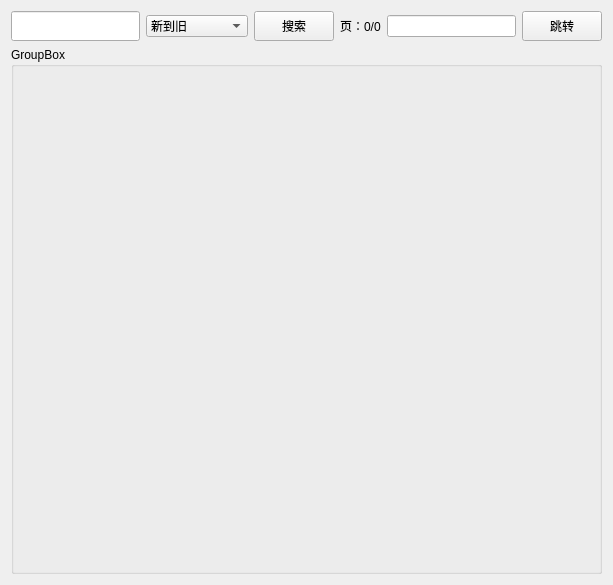
This is ui/search.ui in tonquer/picacg-qt as Qt 5 draws it before an edit. The edited form follows.
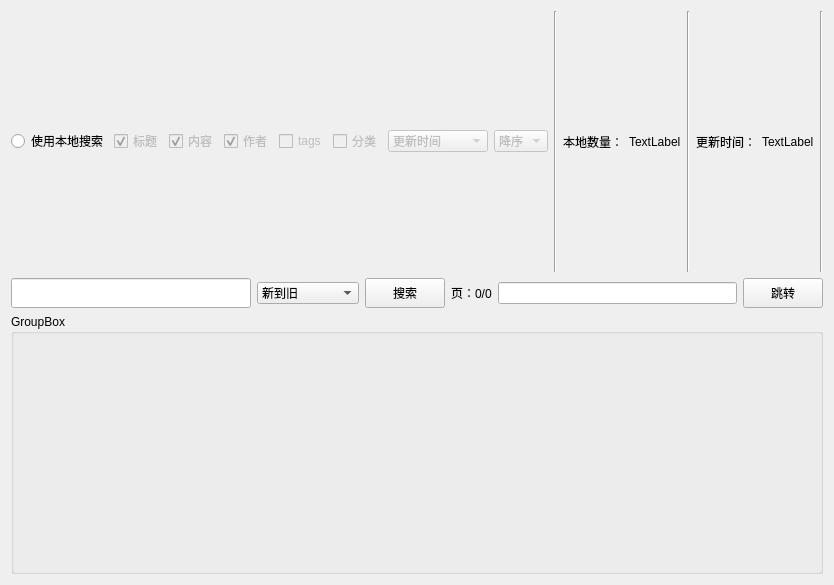
This is the edited form. Custom widgets are drawn as their Qt base class.

```diff
--- a/ui/search.ui
+++ b/ui/search.ui
@@ -14,7 +14,7 @@
    <string>Form</string>
   </property>
   <layout class="QGridLayout" name="gridLayout_2">
-   <item row="1" column="0">
+   <item row="2" column="0">
     <layout class="QHBoxLayout" name="horizontalLayout">
      <item>
       <widget class="QLineEdit" name="searchEdit">
@@ -124,7 +124,7 @@
    <item row="0" column="0">
     <layout class="QGridLayout" name="bookLayout"/>
    </item>
-   <item row="2" column="0">
+   <item row="3" column="0">
     <layout class="QVBoxLayout" name="comboBoxLayout">
      <item>
       <widget class="QGroupBox" name="groupBox">
@@ -135,8 +135,207 @@
      </item>
     </layout>
    </item>
+   <item row="1" column="0">
+    <layout class="QHBoxLayout" name="horizontalLayout_2">
+     <item>
+      <widget class="QRadioButton" name="localBox">
+       <property name="text">
+        <string>使用本地搜索</string>
+       </property>
+      </widget>
+     </item>
+     <item>
+      <widget class="QCheckBox" name="titleBox">
+       <property name="enabled">
+        <bool>false</bool>
+       </property>
+       <property name="text">
+        <string>标题</string>
+       </property>
+       <property name="checked">
+        <bool>true</bool>
+       </property>
+      </widget>
+     </item>
+     <item>
+      <widget class="QCheckBox" name="desBox">
+       <property name="enabled">
+        <bool>false</bool>
+       </property>
+       <property name="text">
+        <string>内容</string>
+       </property>
+       <property name="checked">
+        <bool>true</bool>
+       </property>
+      </widget>
+     </item>
+     <item>
+      <widget class="QCheckBox" name="authorBox">
+       <property name="enabled">
+        <bool>false</bool>
+       </property>
+       <property name="text">
+        <string>作者</string>
+       </property>
+       <property name="checked">
+        <bool>true</bool>
+       </property>
+      </widget>
+     </item>
+     <item>
+      <widget class="QCheckBox" name="tagsBox">
+       <property name="enabled">
+        <bool>false</bool>
+       </property>
+       <property name="text">
+        <string>tags</string>
+       </property>
+      </widget>
+     </item>
+     <item>
+      <widget class="QCheckBox" name="categoryBox">
+       <property name="enabled">
+        <bool>false</bool>
+       </property>
+       <property name="text">
+        <string>分类</string>
+       </property>
+      </widget>
+     </item>
+     <item>
+      <widget class="QComboBox" name="sortKey">
+       <property name="enabled">
+        <bool>false</bool>
+       </property>
+       <property name="minimumSize">
+        <size>
+         <width>100</width>
+         <height>0</height>
+        </size>
+       </property>
+       <item>
+        <property name="text">
+         <string>更新时间</string>
+        </property>
+       </item>
+       <item>
+        <property name="text">
+         <string>创建时间</string>
+        </property>
+       </item>
+       <item>
+        <property name="text">
+         <string>爱心数</string>
+        </property>
+       </item>
+       <item>
+        <property name="text">
+         <string>观看数</string>
+        </property>
+       </item>
+       <item>
+        <property name="text">
+         <string>章节数</string>
+        </property>
+       </item>
+       <item>
+        <property name="text">
+         <string>图片数</string>
+        </property>
+       </item>
+      </widget>
+     </item>
+     <item>
+      <widget class="QComboBox" name="sortId">
+       <property name="enabled">
+        <bool>false</bool>
+       </property>
+       <item>
+        <property name="text">
+         <string>降序</string>
+        </property>
+       </item>
+       <item>
+        <property name="text">
+         <string>升序</string>
+        </property>
+       </item>
+      </widget>
+     </item>
+     <item>
+      <widget class="Line" name="line">
+       <property name="orientation">
+        <enum>Qt::Vertical</enum>
+       </property>
+      </widget>
+     </item>
+     <item>
+      <widget class="QLabel" name="label_3">
+       <property name="text">
+        <string>本地数量：</string>
+       </property>
+      </widget>
+     </item>
+     <item>
+      <widget class="QLabel" name="numsLabel">
+       <property name="text">
+        <string>TextLabel</string>
+       </property>
+      </widget>
+     </item>
+     <item>
+      <widget class="Line" name="line_2">
+       <property name="orientation">
+        <enum>Qt::Vertical</enum>
+       </property>
+      </widget>
+     </item>
+     <item>
+      <widget class="QLabel" name="label_2">
+       <property name="text">
+        <string>更新时间：</string>
+       </property>
+      </widget>
+     </item>
+     <item>
+      <widget class="QLabel" name="timesLabel">
+       <property name="text">
+        <string>TextLabel</string>
+       </property>
+      </widget>
+     </item>
+     <item>
+      <widget class="Line" name="line_3">
+       <property name="orientation">
+        <enum>Qt::Vertical</enum>
+       </property>
+      </widget>
+     </item>
+     <item>
+      <spacer name="horizontalSpacer">
+       <property name="orientation">
+        <enum>Qt::Horizontal</enum>
+       </property>
+       <property name="sizeHint" stdset="0">
+        <size>
+         <width>40</width>
+         <height>20</height>
+        </size>
+       </property>
+      </spacer>
+     </item>
+    </layout>
+   </item>
   </layout>
  </widget>
+ <customwidgets>
+  <customwidget>
+   <class>CompleteLineEdit</class>
+   <extends>QLineEdit</extends>
+   <header>.completelineedit.h</header>
+  </customwidget>
+ </customwidgets>
  <resources/>
  <connections>
   <connection>
```
Left out of the diff: 29 changed lines with no effect on the pictures.
